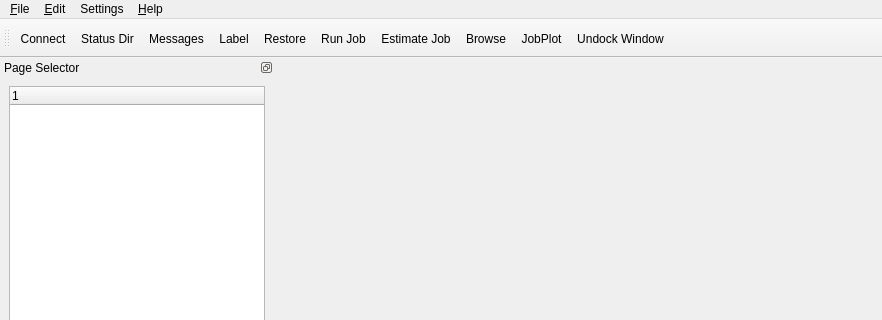
Before: the Qt Designer form bacula/src/qt-console/main.ui in rkorzeniewski/bacula, drawn with Qt 5; both pictures show x 0 to 882 and y 0 to 320 of the 882 by 689 pixel window.
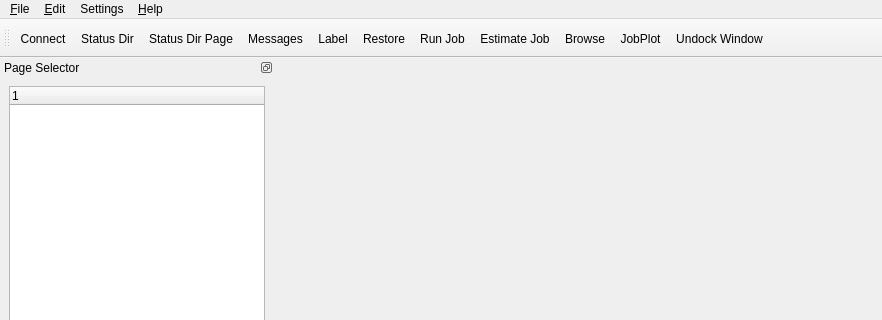
After: the same form once the commit is applied. Icons and pictures are not drawn.

Commit message: Changes to add a status dir page.  Still need to add some context sensitive commands.  Should add a pref for how often to re-populate the tables.

Patch:
```diff
--- a/bacula/src/qt-console/main.ui
+++ b/bacula/src/qt-console/main.ui
@@ -135,6 +135,7 @@
    </attribute>
    <addaction name="actionConnect" />
    <addaction name="actionStatusDir" />
+   <addaction name="actionStatusDirPage" />
    <addaction name="actionMessages" />
    <addaction name="actionLabel" />
    <addaction name="actionRestore" />
@@ -575,6 +576,17 @@
     <string>Plot Job Files and Bytes</string>
    </property>
   </action>
+  <action name="actionStatusDirPage" >
+   <property name="icon" >
+    <iconset>images/joblog.svg</iconset>
+   </property>
+   <property name="text" >
+    <string>Status Dir Page</string>
+   </property>
+   <property name="toolTip" >
+    <string>Director Status Page</string>
+   </property>
+  </action>
  </widget>
  <resources>
   <include location="main.qrc" />
```
Left out of the diff: 6 changed lines with no effect on the pictures. The commit also changes 9 other files.
